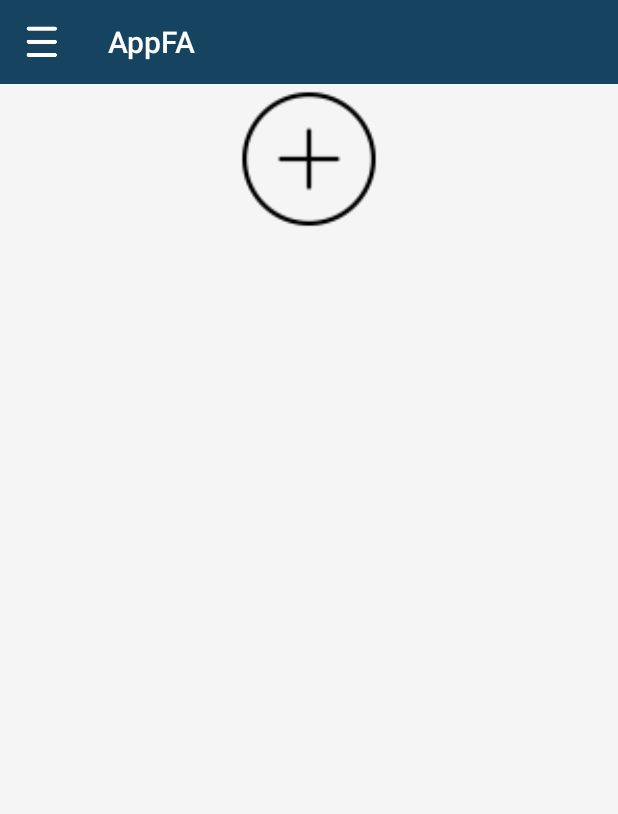
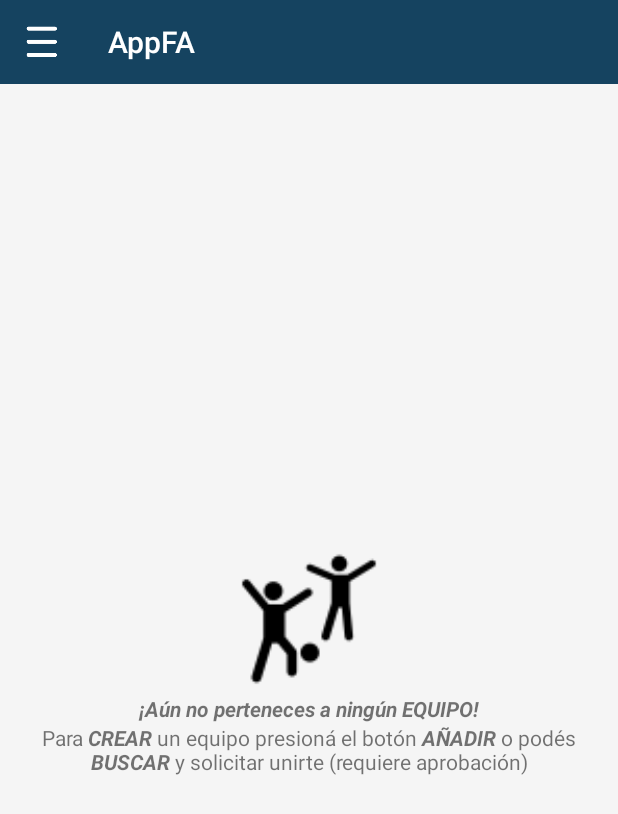
Before and after one commit to mgigena/appfa, an Android app: the fragment TeamFragment placed in its activity, on a phone screen of 412 x 824 dp. Shown: the top 814 px of the screen. Run offline under Robolectric (Android 15) with nearby library versions, the phone set to English and light mode, and no system bars.

Commit message:
Empty State Generico
- Se genera layout para empty state con diseño de ejemplo para teams

```diff
--- a/app/src/main/java/com/appfa/android/team/TeamRecyclerViewAdapter.java
+++ b/app/src/main/java/com/appfa/android/team/TeamRecyclerViewAdapter.java
@@ -15,7 +15,6 @@ import java.util.List;
 /**
  * {@link RecyclerView.Adapter} that can display a {@link TeamDTO} and makes a call to the
  * specified {@link OnListFragmentInteractionListener}.
- * TODO: Replace the implementation with code for your data type.
  */
 public class TeamRecyclerViewAdapter extends RecyclerView.Adapter<TeamRecyclerViewAdapter.ViewHolder> {
 
--- a/app/src/main/res/layout/empty_state.xml
+++ b/app/src/main/res/layout/empty_state.xml
@@ -3,11 +3,31 @@
                 android:layout_width="match_parent"
                 android:layout_height="match_parent"
                 android:id="@+id/emptyContainer"
-                android:background="@color/emptyStateBackground"
-                android:gravity="center_horizontal">
+                android:padding="15dp"
+                android:gravity="center"
+                android:background="@color/emptyStateBackground">
 
     <ImageView
+        android:id="@+id/emptyStateIcon"
         android:layout_width="100dp"
         android:layout_height="100dp"
+        android:layout_centerHorizontal="true"
         android:src="@mipmap/ic_empty_state"/>
+
+    <TextView
+        android:id="@+id/emptyStateTitle"
+        android:layout_width="match_parent"
+        android:layout_height="wrap_content"
+        android:gravity="center"
+        android:layout_below="@+id/emptyStateIcon"
+        android:text="@string/emptyStateTeamTitle"/>
+
+    <TextView
+        android:gravity="center"
+        android:id="@+id/emptyStateSubtitleitle"
+        android:layout_width="match_parent"
+        android:layout_height="wrap_content"
+        android:layout_below="@+id/emptyStateTitle"
+        android:text="@string/emptyStateTeamSubtitle"/>
+
 </RelativeLayout>
--- a/app/src/main/res/values/strings.xml
+++ b/app/src/main/res/values/strings.xml
@@ -23,7 +23,6 @@
     <string name="error_passwords_do_not_match">las contraseñas no coinciden</string>
     <string name="title_activity_main">MainActivity</string>
 
-    <!--MAIN SCREEN-->
     <!--DRAWER-->
     <string name="title_section1">Mis Equipos</string>
     <string name="title_section2">Mis Torneos</string>
@@ -40,4 +39,8 @@
     <string name="example_profile">Lionel Messi</string>
     <string name="example_team">Buby\'s</string>
     <!--/DRAWER-->
+
+    <!--EMPTY STATES-->
+    <string name="emptyStateTeamTitle"><b><i>¡Aún no perteneces a ningún EQUIPO!</i></b></string>
+    <string name="emptyStateTeamSubtitle">Para <b><i>CREAR</i></b> un equipo presioná el botón <b><i>AÑADIR</i></b> o podés <b><i>BUSCAR</i></b> y solicitar unirte (requiere aprobación)</string>
 </resources>
```
Also changed, not shown: app/src/main/ic_empty_state-web.png, app/src/main/res/mipmap-hdpi/ic_empty_state.png, app/src/main/res/mipmap-mdpi/ic_empty_state.png, app/src/main/res/mipmap-xhdpi/ic_empty_state.png, app/src/main/res/mipmap-xxhdpi/ic_empty_state.png, app/src/main/res/mipmap-xxxhdpi/ic_empty_state.png, 5 other files.
